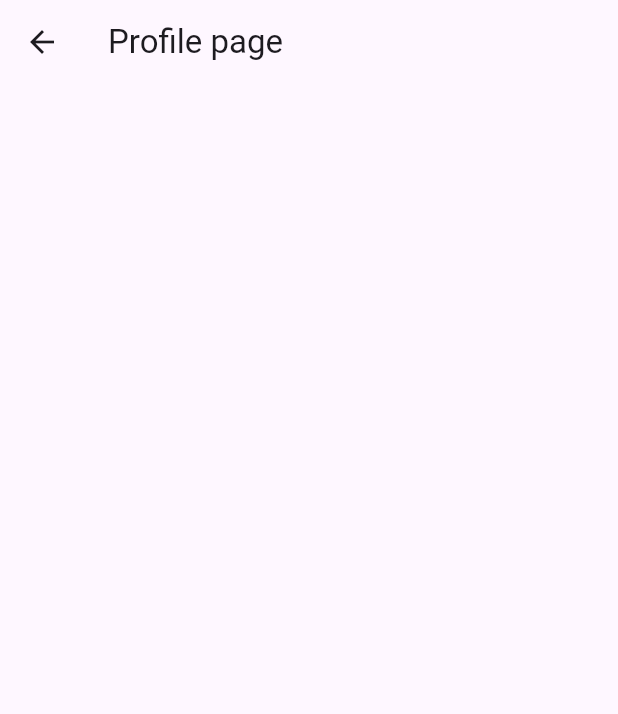
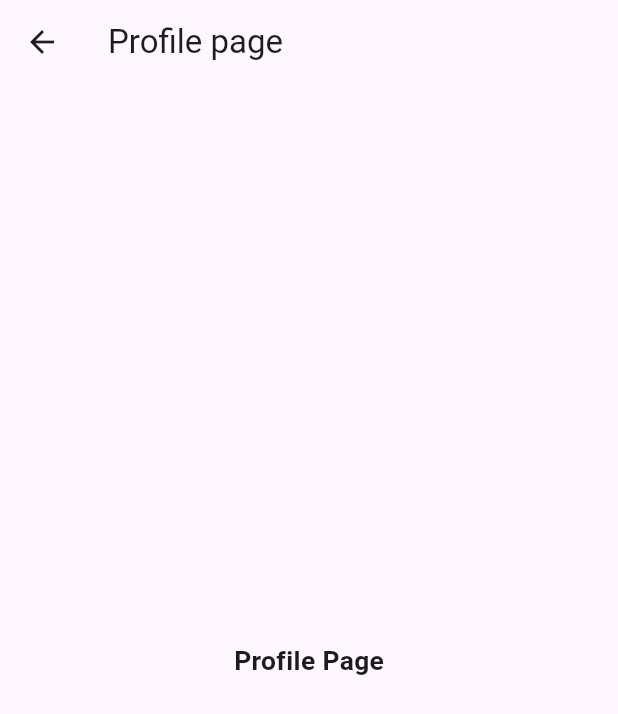
Before and after one commit to xy998/xy-flutter, a Flutter app: the ProfilePage screen opened by its route, on a phone screen of 412 x 824 dp. Shown: the top 714 px of the screen. Run offline on Flutter 3.47's test engine with Material 3 defaults, Android fonts, the phone set to English and light mode, and no system bars; our stand-ins replace flutter_screenutil, get; missing offline and left inert: lazy_load_indexed_stack.

```diff
--- a/lib/pages/profile/profile_page.dart
+++ b/lib/pages/profile/profile_page.dart
@@ -1,4 +1,5 @@
 import 'package:flutter/material.dart';
+import 'package:flutter_screenutil/flutter_screenutil.dart';
 
 class ProfilePage extends StatelessWidget {
   const ProfilePage({super.key});
@@ -9,6 +10,15 @@ class ProfilePage extends StatelessWidget {
       appBar: AppBar(
         title: const Text('Profile page'),
       ),
+      body: Center(
+        child: Text(
+          'Profile Page',
+          style: TextStyle(
+            fontSize: 16.w,
+            fontWeight: FontWeight.bold,
+          ),
+        ),
+      ),
     );
   }
 }
--- a/pubspec.yaml
+++ b/pubspec.yaml
@@ -36,6 +36,7 @@ dependencies:
   cupertino_icons: ^1.0.8
   get: ^4.7.2
   lazy_load_indexed_stack: ^1.2.1
+  flutter_screenutil: ^5.9.3
 
 dev_dependencies:
   flutter_test:
```
Also changed, not shown: lib/app.dart (+10 -34 lines), lib/main.dart (+68 -2 lines), lib/pages/order/order_page.dart (+13 -1 lines), pubspec.lock, 1 other file.
